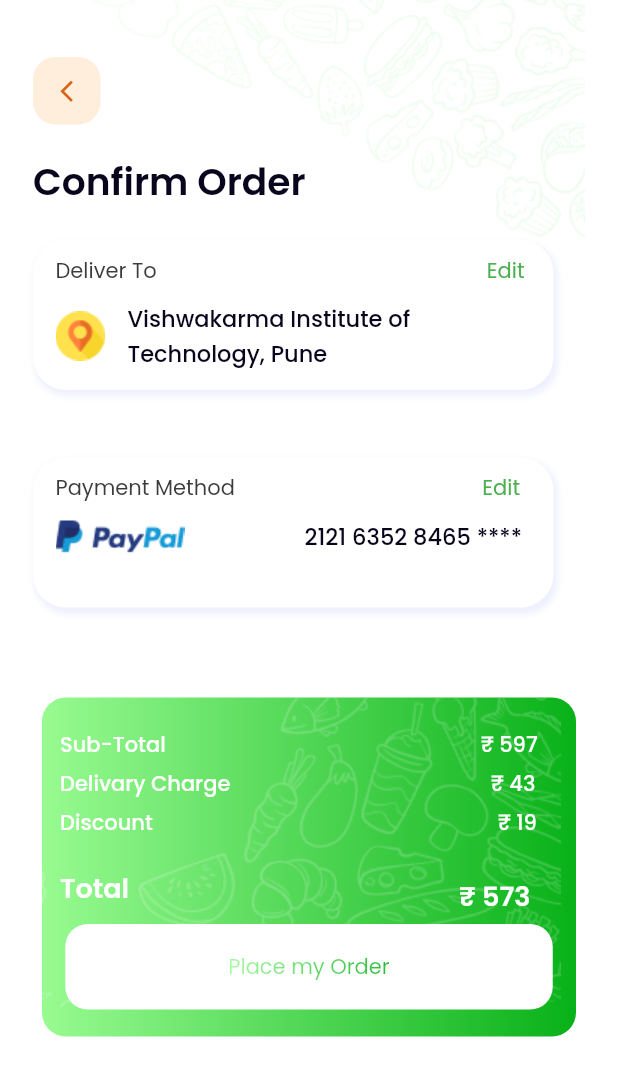
After one commit to The-Robotics-Forum/flutter-ui-templates, a Flutter app: the ConfirmOrderScreen screen opened directly, on a phone screen of 412 x 824 dp. The commit adds this screen. Shown: the top 1076 px of the screen. Run offline on Flutter 3.47's test engine with Material 2 defaults, Android fonts, the phone set to English and light mode, and no system bars; our stand-ins replace animated_splash_screen, battery_plus, carousel_slider, fl_chart, flutter_map, flutter_slidable and 17 more; missing offline and left inert: battery_indicator, flutter_settings_ui, qr_code_scanner, tab_container, torch_light; accounts and stored records are empty; project files that could hold a hidden picture were left out.

Commit message:
Confirm Order (#136)
* #118 Fixed Login Screen

* #126 Fixed Confirm Order

Co-authored-by: Pavan Bhadane <90468365+Pavan49719@users.noreply.github.com>

```diff
--- /dev/null
+++ b/projects/canteen_app/lib/Screen/confirm_order.dart
@@ -0,0 +1,285 @@
+import 'package:flutter/material.dart';
+import 'package:google_fonts/google_fonts.dart';
+
+class ConfirmOrderScreen extends StatefulWidget {
+  const ConfirmOrderScreen({Key? key}) : super(key: key);
+
+  @override
+  State<ConfirmOrderScreen> createState() => _ConfirmOrderScreenState();
+}
+
+class _ConfirmOrderScreenState extends State<ConfirmOrderScreen> {
+  @override
+  Widget build(BuildContext context) {
+    return Scaffold(
+      backgroundColor: Colors.white,
+      body: SafeArea(
+        child: Stack(
+          children: [
+            const Image(image: AssetImage('assets/Pattern2.jpg')),
+            Column(crossAxisAlignment: CrossAxisAlignment.start, children: [
+              Padding(
+                padding: const EdgeInsets.only(top: 38.0, left: 22),
+                child: GestureDetector(
+                  onTap: () {
+                    Navigator.pop(context);
+                  },
+                  child: Container(
+                    height: 45,
+                    width: 45,
+                    decoration: BoxDecoration(
+                      borderRadius: BorderRadius.circular(15),
+                      color: const Color(0xFFF9A84D).withOpacity(0.2),
+                    ),
+                    child: const Icon(
+                      Icons.arrow_back_ios_new_outlined,
+                      size: 17,
+                      color: Color(0xFFDA6317),
+                    ),
+                  ),
+                ),
+              ),
+              Padding(
+                padding: const EdgeInsets.only(top: 20.0, left: 22),
+                child: Text(
+                  'Confirm Order',
+                  style: GoogleFonts.poppins(fontSize: 25, fontWeight: FontWeight.w600, color: const Color(0xFF09051C)),
+                ),
+              ),
+              Padding(
+                padding: const EdgeInsets.only(top: 20.0, left: 22),
+                child: Container(
+                  height: 100,
+                  width: 347,
+                  decoration: BoxDecoration(
+                      color: Colors.white,
+                      borderRadius: BorderRadius.circular(22),
+                      boxShadow: [BoxShadow(color: const Color(0xFF5A6CEA).withOpacity(0.1), blurRadius: 3, spreadRadius: 1, offset: const Offset(2, 3))]),
+                  child: Column(
+                    children: [
+                      Row(
+                        children: [
+                          Padding(
+                            padding: const EdgeInsets.only(left: 15.0, top: 10),
+                            child: Text(
+                              'Deliver To',
+                              style: GoogleFonts.poppins(fontWeight: FontWeight.w400, fontSize: 14, color: const Color(0xFF3B3B3B)),
+                            ),
+                          ),
+                          const SizedBox(
+                            width: 220,
+                          ),
+                          Padding(
+                            padding: const EdgeInsets.only(top: 10.0),
+                            child: Text('Edit', style: GoogleFonts.poppins(fontWeight: FontWeight.w400, fontSize: 14, color: Colors.green)),
+                          ),
+                        ],
+                      ),
+                      Row(
+                        children: [
+                          const Padding(padding: EdgeInsets.only(left: 15.0, top: 10), child: Image(image: AssetImage('assets/Location.png'))),
+                          Padding(
+                              padding: const EdgeInsets.only(left: 15.0, top: 10),
+                              child: SizedBox(
+                                  width: 256,
+                                  child: Text(
+                                    'Vishwakarma Institute of Technology, Pune',
+                                    style: GoogleFonts.poppins(fontSize: 15, fontWeight: FontWeight.w500, color: const Color(0xFF09051C)),
+                                  ))),
+                        ],
+                      )
+                    ],
+                  ),
+                ),
+              ),
+              const SizedBox(
+                height: 25,
+              ),
+              Padding(
+                padding: const EdgeInsets.only(top: 20.0, left: 22),
+                child: Container(
+                  height: 100,
+                  width: 347,
+                  decoration: BoxDecoration(
+                      color: Colors.white,
+                      borderRadius: BorderRadius.circular(22),
+                      boxShadow: [BoxShadow(color: const Color(0xFF5A6CEA).withOpacity(0.1), blurRadius: 3, spreadRadius: 1, offset: const Offset(2, 3))]),
+                  child: Column(
+                    children: [
+                      Row(
+                        children: [
+                          Padding(
+                            padding: const EdgeInsets.only(left: 15.0, top: 10),
+                            child: Text(
+                              'Payment Method',
+                              style: GoogleFonts.poppins(fontWeight: FontWeight.w400, fontSize: 14, color: const Color(0xFF3B3B3B)),
+                            ),
+                          ),
+                          const SizedBox(
+                            width: 165,
+                          ),
+                          Padding(
+                            padding: const EdgeInsets.only(top: 10.0),
+                            child: Text('Edit', style: GoogleFonts.poppins(fontWeight: FontWeight.w400, fontSize: 14, color: Colors.green)),
+                          ),
+                        ],
+                      ),
+                      Row(
+                        children: [
+                          const Padding(padding: EdgeInsets.only(left: 15.0, top: 10), child: Image(image: AssetImage('assets/paypal.png'))),
+                          const SizedBox(
+                            width: 80,
+                          ),
+                          Padding(
+                              padding: const EdgeInsets.only(top: 10),
+                              child: Text(
+                                '2121 6352 8465 ****',
+                                style: GoogleFonts.poppins(fontSize: 15, fontWeight: FontWeight.w500, color: const Color(0xFF09051C)),
+                              )),
+                        ],
+                      ),
+                    ],
+                  ),
+                ),
+              ),
+              const SizedBox(height: 60,),
+              Center(
+                child: Container(
+                  height: 226,
+                  width: 356,
+                  decoration: BoxDecoration(
+                      borderRadius: BorderRadius.circular(16),
+                      gradient: const LinearGradient(colors: [
+                        Color(0xFF98FB91),
+                        Color(0xFF08B118),
+                      ])),
+                  child: Stack(
+                    children: [
+                      const Image(image: AssetImage('assets/Pattern3.png')),
+                      Column(
+                        children: [
+                          Row(
+                            children: [
+                              Padding(
+                                padding: const EdgeInsets.only(left: 12.0, top: 21),
+                                child: Text(
+                                  'Sub-Total',
+                                  style: GoogleFonts.poppins(fontSize: 14, fontWeight: FontWeight.w500, color: Colors.white),
+                                ),
+                              ),
+                              Padding(
+                                padding: const EdgeInsets.only(left: 210.0, top: 21),
+                                child: Text(
+                                  '\u{20B9} 597',
+                                  style: GoogleFonts.poppins(fontSize: 14, fontWeight: FontWeight.w500, color: Colors.white),
+                                ),
+                              ),
+                            ],
+                          ),
+                          Row(
+                            children: [
+                              Padding(
+                                padding: const EdgeInsets.only(left: 12.0, top: 5),
+                                child: Text(
+                                  'Delivary Charge ',
+                                  style: GoogleFonts.poppins(fontSize: 14, fontWeight: FontWeight.w500, color: Colors.white),
+                                ),
+                              ),
+                              Padding(
+                                padding: const EdgeInsets.only(left: 170.0, top: 5),
+                                child: Text(
+                                  '\u{20B9} 43',
+                                  style: GoogleFonts.poppins(fontSize: 14, fontWeight: FontWeight.w500, color: Colors.white),
+                                ),
+                              ),
+                            ],
+                          ),
+                          Row(
+                            children: [
+                              Padding(
+                                padding: const EdgeInsets.only(left: 12.0, top: 5),
+                                child: Text(
+                                  'Discount',
+                                  style: GoogleFonts.poppins(fontSize: 14, fontWeight: FontWeight.w500, color: Colors.white),
+                                ),
+                              ),
+                              Padding(
+                                padding: const EdgeInsets.only(left: 230.0, top: 5),
+                                child: Text(
+                                  '\u{20B9} 19',
+                                  style: GoogleFonts.poppins(fontSize: 14, fontWeight: FontWeight.w500, color: Colors.white),
+                                ),
+                              ),
+                            ],
+                          ),
+                          Row(
+                            children: [
+                              Padding(
+                                padding: const EdgeInsets.only(left: 12.0, top: 14),
+                                child: Text(
+                                  'Total',
+                                  style: GoogleFonts.poppins(fontSize: 18, fontWeight: FontWeight.w600, color: Colors.white),
+                                ),
+                              ),
+                              Padding(
+                                padding: const EdgeInsets.only(left: 220.0, top: 25),
+                                child: Text(
+                                  '\u{20B9} 573',
+                                  style: GoogleFonts.poppins(fontSize: 18, fontWeight: FontWeight.w600, color: Colors.white),
+                                ),
+                              ),
+                            ],
+                          ),
+                          const SizedBox(
+                            height: 5,
+                          ),
+                          Container(
+                            height: 57,
+                            width: 325,
+                            alignment: Alignment.center,
+                            decoration: BoxDecoration(color: Colors.white, borderRadius: BorderRadius.circular(15)),
+                            child: GradientText(
+                              'Place my Order',
+                              gradient: const LinearGradient(colors: [
+                                Color(0xFF98FB91),
+                                Color(0xFF08B118),
+                              ]),
+                              style: GoogleFonts.poppins(fontSize: 14, fontWeight: FontWeight.w400),
+                            ),
+                          )
+                        ],
+                      )
+                    ],
+                  ),
+                ),
+              )
+            ]),
+          ],
+        ),
+      ),
+    );
+  }
+}
+
+class GradientText extends StatelessWidget {
+  const GradientText(
+    this.text, {
+    required this.gradient,
+    this.style,
+  });
+
+  final String text;
+  final TextStyle? style;
+  final Gradient gradient;
+
+  @override
+  Widget build(BuildContext context) {
+    return ShaderMask(
+      blendMode: BlendMode.srcIn,
+      shaderCallback: (bounds) => gradient.createShader(
+        Rect.fromLTWH(0, 0, bounds.width, bounds.height),
+      ),
+      child: Text(text, style: style),
+    );
+  }
+}
--- a/projects/canteen_app/lib/main.dart
+++ b/projects/canteen_app/lib/main.dart
@@ -1,4 +1,5 @@
 import 'package:canteen_app/Screen/Register/registrationScreen.dart';
+import 'package:canteen_app/Screen/confirm_order.dart';
 import 'package:canteen_app/Screen/login_page-II.dart';
 import 'package:canteen_app/Screen/set_location_screen.dart';
 import 'package:canteen_app/Screen/starter_page.dart';
```
Also changed, not shown: projects/canteen_app/assets/Location.png (added), projects/canteen_app/assets/paypal.png (added).
